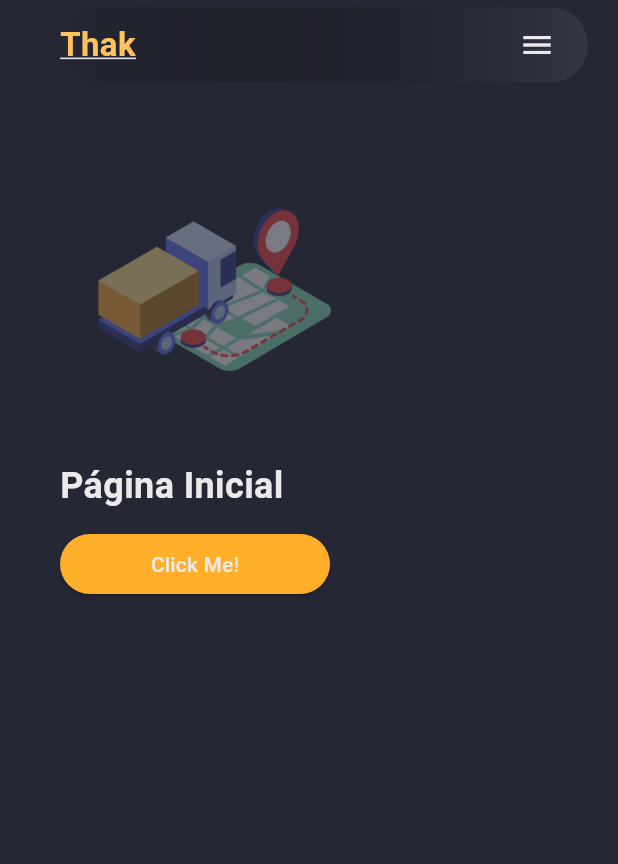
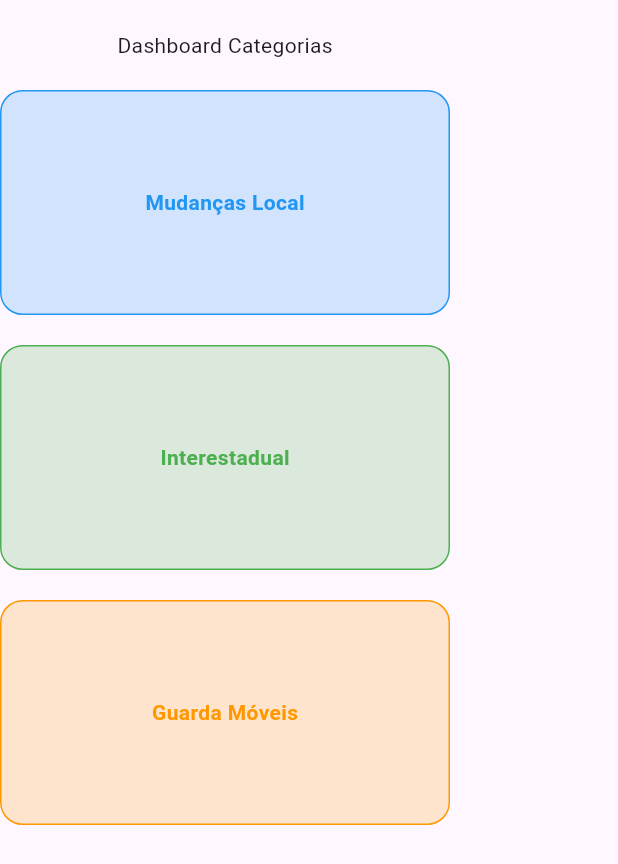
Before and after one commit to thak1996/portfolio_flutter, a Flutter app: the screen it shows after launch, on a phone screen of 412 x 824 dp. Shown: the top 864 px of the screen. Run offline on Flutter 3.47's test engine with Material 3 defaults, Android fonts, the phone set to English and light mode, and no system bars; our stand-ins replace responsive_framework.

```diff
--- a/lib/app/app_widget.dart
+++ b/lib/app/app_widget.dart
@@ -1,16 +1,25 @@
 import 'package:flutter/material.dart';
-import 'package:portfolio_flutter/app/core/constants/texts.dart';
 import 'modules/home/home_page.dart';
+import 'package:responsive_framework/responsive_framework.dart';
 
 class MyApp extends StatelessWidget {
   const MyApp({super.key});
+
   @override
   Widget build(BuildContext context) {
     return MaterialApp(
       debugShowCheckedModeBanner: false,
-      title: AppTexts.appName,
-      theme: ThemeData.dark(),
-      home: const HomePage(),
+      title: 'Flutter Demo',
+      builder: (context, child) => ResponsiveBreakpoints.builder(
+        child: child!,
+        breakpoints: [
+          const Breakpoint(start: 0, end: 450, name: MOBILE),
+          const Breakpoint(start: 451, end: 800, name: TABLET),
+          const Breakpoint(start: 801, end: 1920, name: DESKTOP),
+          const Breakpoint(start: 1921, end: double.infinity, name: '4K'),
+        ],
+      ),
+      home: const DashboardCategorias(),
     );
   }
 }
--- a/lib/app/modules/home/home_page.dart
+++ b/lib/app/modules/home/home_page.dart
@@ -1,66 +1,56 @@
 import 'package:flutter/material.dart';
-import '../../core/constants/colors.dart';
-import '../../core/constants/size.dart';
-import '../widgets/drawer_mobile.dart';
-import '../widgets/header_desktop.dart';
-import '../widgets/header_mobile.dart';
-import '../widgets/main_desktop.dart';
-import '../widgets/main_mobile.dart';
+import 'package:responsive_framework/responsive_framework.dart';
 
-class HomePage extends StatefulWidget {
-  const HomePage({super.key});
+class DashboardCategorias extends StatelessWidget {
+  const DashboardCategorias({super.key});
 
   @override
-  State<HomePage> createState() => _HomePageState();
-}
-
-class _HomePageState extends State<HomePage> {
-  final scaffoldKey = GlobalKey<ScaffoldState>();
-  @override
   Widget build(BuildContext context) {
-    final screenSize = MediaQuery.of(context).size;
-    final screenHeight = screenSize.height - kToolbarHeight;
-    final screenWidth = screenSize.width;
-    return LayoutBuilder(
-      builder: (context, constraints) => Scaffold(
-        key: scaffoldKey,
-        backgroundColor: AppColors.scaffoldBg,
-        endDrawer:
-            constraints.maxWidth >= kMinWidthDesktop ? null : DrawerMobile(),
-        body: ListView(
-          scrollDirection: Axis.vertical,
-          children: [
-            // Main
-            constraints.maxWidth >= kMinWidthDesktop
-                ? HeaderDesktop()
-                : HeaderMobile(
-                    onLogoTap: () {},
-                    onMenuTap: () => scaffoldKey.currentState?.openEndDrawer(),
-                  ),
-            constraints.maxWidth >= kMinWidthDesktop
-                ? MainDesktop()
-                : MainMobile(),
-
-            // Skills
-            Container(
-              height: screenSize.height,
-              width: double.maxFinite,
-              color: Colors.red,
-            ),
-            // Projects
-            Container(
-              height: screenSize.height,
-              width: double.maxFinite,
-              color: Colors.green,
-            ),
-            // Contact
-            SizedBox(
-              height: screenSize.height,
-              width: double.maxFinite,
-            ),
-          ],
+    return Scaffold(
+      body: SingleChildScrollView(
+        child: MaxWidthBox(
+          maxWidth: 1200,
+          child: Column(
+            children: [
+              Padding(
+                padding: EdgeInsets.all(20),
+                child: Text('Dashboard Categorias'),
+              ),
+              ResponsiveRowColumn(
+                layout: ResponsiveBreakpoints.of(context).isMobile
+                    ? ResponsiveRowColumnType.COLUMN
+                    : ResponsiveRowColumnType.ROW,
+                rowMainAxisAlignment: MainAxisAlignment.center,
+                columnSpacing: 20,
+                rowSpacing: 20,
+                children: [
+                  ResponsiveRowColumnItem(
+                      child: _cardCategoria("Mudanças Local", Colors.blue)),
+                  ResponsiveRowColumnItem(
+                      child: _cardCategoria("Interestadual", Colors.green)),
+                  ResponsiveRowColumnItem(
+                      child: _cardCategoria("Guarda Móveis", Colors.orange)),
+                ],
+              ),
+            ],
+          ),
         ),
       ),
     );
   }
+
+  Widget _cardCategoria(String titulo, Color cor) {
+    return Container(
+      width: 300,
+      height: 150,
+      decoration: BoxDecoration(
+        color: cor.withValues(alpha: 0.2),
+        borderRadius: BorderRadius.circular(15),
+        border: Border.all(color: cor),
+      ),
+      child: Center(
+          child: Text(titulo,
+              style: TextStyle(color: cor, fontWeight: FontWeight.bold))),
+    );
+  }
 }
--- a/pubspec.yaml
+++ b/pubspec.yaml
@@ -34,6 +34,7 @@ dependencies:
   # The following adds the Cupertino Icons font to your application.
   # Use with the CupertinoIcons class for iOS style icons.
   cupertino_icons: ^1.0.8
+  responsive_framework: ^1.5.1
 
 dev_dependencies:
   flutter_test:
```
Also changed, not shown: pubspec.lock, 115 other files.
